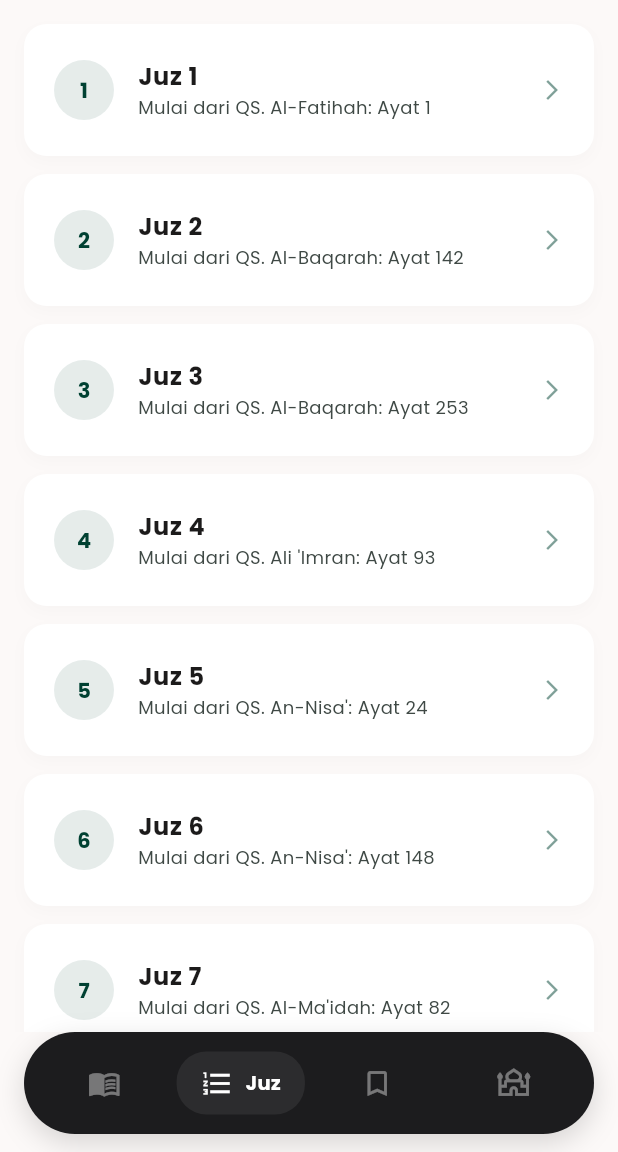
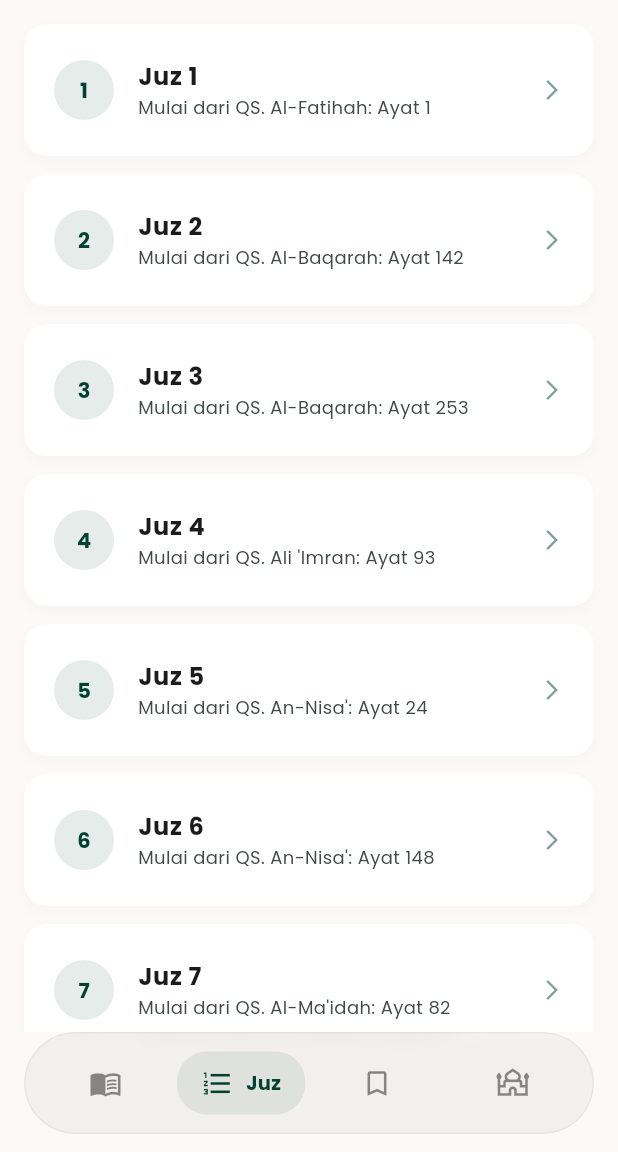
Before and after one commit to AGUN1505/quran_flutter, a Flutter app: the screen it shows after launch, item 2 of the bottom bar chosen, on a phone screen of 412 x 824 dp, the part 84-1236 px from its top. Run offline on Flutter 3.47's test engine with Material 3 defaults, Android fonts, the phone set to English and light mode, and no system bars; our stand-ins replace audioplayers, google_fonts, shared_preferences; network calls fail.

Commit message:
feat: penambahan animasi

```diff
--- a/lib/screens/home_screen.dart
+++ b/lib/screens/home_screen.dart
@@ -1,3 +1,4 @@
+import 'dart:ui';
 import 'package:flutter/material.dart';
 import 'package:google_fonts/google_fonts.dart';
 import '../controllers/settings_controller.dart';
@@ -19,6 +20,7 @@ class HomeScreen extends StatefulWidget {
 class _HomeScreenState extends State<HomeScreen> {
   final SettingsController _settingsController = SettingsController();
   int _currentIndex = 0;
+  late final PageController _pageController;
 
   final List<Widget> _tabs = [
     const SuratTab(),
@@ -26,6 +28,18 @@ class _HomeScreenState extends State<HomeScreen> {
     BookmarkTab(),
     SholatTab(),
   ];
+
+  @override
+  void initState() {
+    super.initState();
+    _pageController = PageController(initialPage: _currentIndex);
+  }
+
+  @override
+  void dispose() {
+    _pageController.dispose();
+    super.dispose();
+  }
 
   @override
   Widget build(BuildContext context) {
@@ -85,8 +99,9 @@ class _HomeScreenState extends State<HomeScreen> {
       body: Column(
         children: [
           Expanded(
-            child: IndexedStack(
-              index: _currentIndex,
+            child: PageView(
+              controller: _pageController,
+              physics: const NeverScrollableScrollPhysics(),
               children: _tabs,
             ),
           ),
@@ -102,6 +117,11 @@ class _HomeScreenState extends State<HomeScreen> {
               setState(() {
                 _currentIndex = index;
               });
+              _pageController.animateToPage(
+                index,
+                duration: const Duration(milliseconds: 300),
+                curve: Curves.easeInOut,
+              );
             },
           ),
         ),
@@ -122,10 +142,23 @@ class CustomFloatingNavBar extends StatelessWidget {
 
   @override
   Widget build(BuildContext context) {
-    // Elegant dark capsule color
-    const backgroundColor = Color(0xFF1C1C1E);
-    // Translucent light active item background
-    const activePillColor = Color(0xFF2C2C2E);
+    final isDark = Theme.of(context).brightness == Brightness.dark;
+
+    // Glassmorphic translucent background
+    final backgroundColor = isDark
+        ? Colors.white.withValues(alpha: 0.08)
+        : Colors.black.withValues(alpha: 0.04);
+
+    // Active pill background color
+    final activePillColor = isDark
+        ? Colors.white.withValues(alpha: 0.12)
+        : Theme.of(context).primaryColor.withValues(alpha: 0.08);
+
+    // Dynamic colors for selected/unselected items
+    final activeColor = isDark ? Colors.white : Theme.of(context).primaryColor;
+    final inactiveColor = isDark
+        ? Colors.white.withValues(alpha: 0.45)
+        : Colors.black.withValues(alpha: 0.45);
 
     final List<Map<String, dynamic>> items = [
       {
@@ -150,18 +183,21 @@ class CustomFloatingNavBar extends StatelessWidget {
       },
     ];
 
-    return Container(
+    return ClipRRect(
+      borderRadius: BorderRadius.circular(34),
+      child: BackdropFilter(
+        filter: ImageFilter.blur(sigmaX: 12, sigmaY: 12),
+        child: Container(
           height: 68,
           decoration: BoxDecoration(
             color: backgroundColor,
             borderRadius: BorderRadius.circular(34),
-        boxShadow: [
-          BoxShadow(
-            color: Colors.black.withValues(alpha: 0.15),
-            blurRadius: 16,
-            offset: const Offset(0, 6),
+            border: Border.all(
+              color: isDark
+                  ? Colors.white.withValues(alpha: 0.08)
+                  : Colors.black.withValues(alpha: 0.05),
+              width: 1.0,
             ),
-        ],
           ),
           padding: const EdgeInsets.symmetric(horizontal: 8),
           child: Row(
@@ -191,20 +227,36 @@ class CustomFloatingNavBar extends StatelessWidget {
                         children: [
                           Icon(
                             isSelected ? item['activeIcon'] as IconData : item['icon'] as IconData,
-                        color: isSelected ? Colors.white : Colors.white.withValues(alpha: 0.4),
+                            color: isSelected ? activeColor : inactiveColor,
                             size: 22,
                           ),
-                      if (isSelected) ...[
+                          ClipRect(
+                            child: AnimatedSize(
+                              duration: const Duration(milliseconds: 200),
+                              curve: Curves.easeInOut,
+                              child: AnimatedOpacity(
+                                duration: const Duration(milliseconds: 200),
+                                opacity: isSelected ? 1.0 : 0.0,
+                                curve: Curves.easeInOut,
+                                child: isSelected
+                                    ? Row(
+                                        mainAxisSize: MainAxisSize.min,
+                                        children: [
                                           const SizedBox(width: 8),
                                           Text(
                                             item['label'] as String,
                                             style: GoogleFonts.poppins(
-                            color: Colors.white,
+                                              color: activeColor,
                                               fontWeight: FontWeight.bold,
                                               fontSize: 13,
                                             ),
                                           ),
                                         ],
+                                      )
+                                    : const SizedBox.shrink(),
+                              ),
+                            ),
+                          ),
                         ],
                       ),
                     ),
@@ -213,6 +265,8 @@ class CustomFloatingNavBar extends StatelessWidget {
               );
             }),
           ),
+        ),
+      ),
     );
   }
 }
```
Lines whose indentation alone changed are shown as unchanged.
